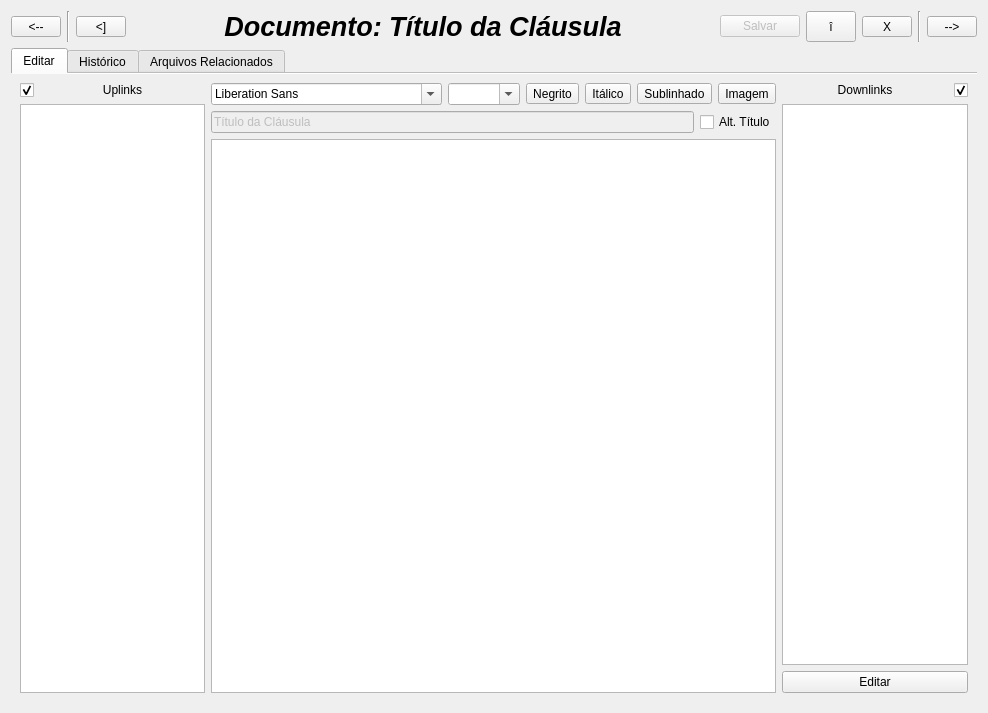
Old version of the form views/UI/ClauseView.ui in the repository fbarden/ProjectManager.
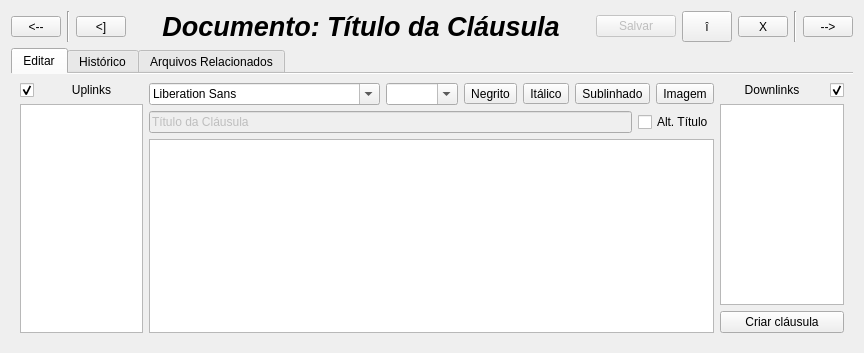
New version of the form.

Commit message: Implement creation from clause child and 'close project'. Also create shortcuts.

```diff
--- a/views/UI/ClauseView.ui
+++ b/views/UI/ClauseView.ui
@@ -6,8 +6,8 @@
    <rect>
     <x>0</x>
     <y>0</y>
-    <width>988</width>
-    <height>713</height>
+    <width>864</width>
+    <height>353</height>
    </rect>
   </property>
   <property name="windowTitle">
@@ -361,7 +361,7 @@
          <item>
           <widget class="QPushButton" name="editDownlinksButton">
            <property name="text">
-            <string>Editar</string>
+            <string>Criar cláusula</string>
            </property>
           </widget>
          </item>
```
Left out of the diff: 4 changed lines with no effect on the pictures. The commit also changes 21 other files.
